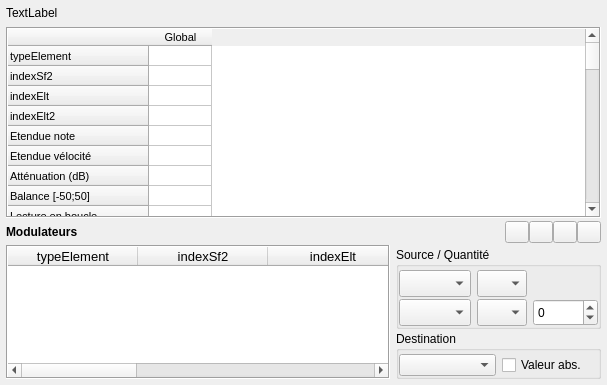
Old version of the form trunk/pages/page_inst.ui in the repository davy7125/polyphone.
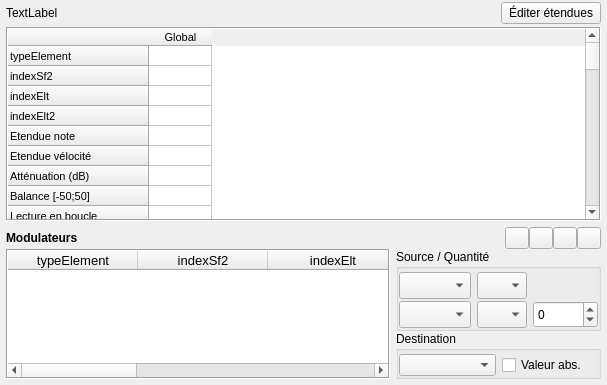
New version of the form. Icons and pictures are not drawn. Custom widgets are drawn as their Qt base class.

Diff of the .ui file:
```diff
--- a/trunk/pages/page_inst.ui
+++ b/trunk/pages/page_inst.ui
@@ -13,7 +13,7 @@
   <property name="windowTitle">
    <string notr="true">Form</string>
   </property>
-  <layout class="QVBoxLayout" name="verticalLayout" stretch="1,100,1">
+  <layout class="QVBoxLayout" name="verticalLayout" stretch="1,0">
    <property name="spacing">
     <number>0</number>
    </property>
@@ -96,11 +96,58 @@
         </property>
        </widget>
       </item>
+      <item>
+       <widget class="QPushButton" name="pushRangeMode">
+        <property name="maximumSize">
+         <size>
+          <width>100</width>
+          <height>16777215</height>
+         </size>
+        </property>
+        <property name="focusPolicy">
+         <enum>Qt::TabFocus</enum>
+        </property>
+        <property name="text">
+         <string>Éditer étendues</string>
+        </property>
+        <property name="checkable">
+         <bool>true</bool>
+        </property>
+       </widget>
+      </item>
      </layout>
     </widget>
    </item>
+   <item>
+    <widget class="QStackedWidget" name="stackedWidget">
+     <property name="currentIndex">
+      <number>0</number>
+     </property>
+     <widget class="QWidget" name="page">
+      <layout class="QVBoxLayout" name="verticalLayout_2">
+       <property name="spacing">
+        <number>0</number>
+       </property>
+       <property name="leftMargin">
+        <number>0</number>
+       </property>
+       <property name="topMargin">
+        <number>0</number>
+       </property>
+       <property name="rightMargin">
+        <number>0</number>
+       </property>
+       <property name="bottomMargin">
+        <number>0</number>
+       </property>
    <item>
     <widget class="TableWidgetInst" name="tableInst">
+         <property name="sizePolicy">
+          <sizepolicy hsizetype="Expanding" vsizetype="Expanding">
+           <horstretch>0</horstretch>
+           <verstretch>0</verstretch>
+          </sizepolicy>
+         </property>
      <property name="font">
       <font>
        <pointsize>8</pointsize>
@@ -438,12 +485,12 @@
      <property name="frameShadow">
       <enum>QFrame::Raised</enum>
      </property>
-     <layout class="QGridLayout" name="gridLayout_2" rowstretch="1,0,0,0" columnstretch="100,0,0">
+         <layout class="QGridLayout" name="gridLayout_2" columnstretch="100,0">
       <property name="leftMargin">
        <number>0</number>
       </property>
       <property name="topMargin">
-       <number>3</number>
+           <number>6</number>
       </property>
       <property name="rightMargin">
        <number>0</number>
@@ -451,14 +498,37 @@
       <property name="bottomMargin">
        <number>0</number>
       </property>
-      <property name="horizontalSpacing">
-       <number>6</number>
-      </property>
       <property name="verticalSpacing">
-       <number>2</number>
-      </property>
-      <item row="0" column="2">
+           <number>0</number>
+          </property>
+          <item row="0" column="0">
+           <widget class="QLabel" name="label">
+            <property name="font">
+             <font>
+              <weight>75</weight>
+              <bold>true</bold>
+             </font>
+            </property>
+            <property name="text">
+             <string>Modulateurs</string>
+            </property>
+           </widget>
+          </item>
+          <item row="0" column="1">
        <layout class="QHBoxLayout" name="horizontalLayout_2">
+            <item>
+             <spacer name="horizontalSpacer">
+              <property name="orientation">
+               <enum>Qt::Horizontal</enum>
+              </property>
+              <property name="sizeHint" stdset="0">
+               <size>
+                <width>10</width>
+                <height>20</height>
+               </size>
+              </property>
+             </spacer>
+            </item>
         <item>
          <widget class="QPushButton" name="pushNouveauMod">
           <property name="minimumSize">
@@ -559,261 +629,14 @@
         </item>
        </layout>
       </item>
-      <item row="1" column="1">
-       <spacer name="verticalSpacer">
-        <property name="orientation">
-         <enum>Qt::Vertical</enum>
-        </property>
-        <property name="sizeType">
-         <enum>QSizePolicy::Fixed</enum>
-        </property>
-        <property name="sizeHint" stdset="0">
-         <size>
-          <width>20</width>
-          <height>0</height>
-         </size>
-        </property>
-       </spacer>
-      </item>
-      <item row="0" column="1">
-       <spacer name="horizontalSpacer">
-        <property name="orientation">
-         <enum>Qt::Horizontal</enum>
-        </property>
-        <property name="sizeHint" stdset="0">
-         <size>
-          <width>10</width>
-          <height>20</height>
-         </size>
-        </property>
-       </spacer>
-      </item>
-      <item row="3" column="1" colspan="2">
-       <widget class="QGroupBox" name="groupBox">
-        <property name="title">
-         <string>Destination</string>
-        </property>
-        <layout class="QGridLayout" name="gridLayout">
-         <property name="leftMargin">
-          <number>0</number>
-         </property>
-         <property name="topMargin">
-          <number>3</number>
-         </property>
-         <property name="rightMargin">
-          <number>0</number>
-         </property>
-         <property name="bottomMargin">
-          <number>0</number>
-         </property>
-         <property name="verticalSpacing">
-          <number>2</number>
-         </property>
-         <item row="0" column="0">
-          <widget class="ComboBox" name="comboDestination">
-           <property name="sizePolicy">
-            <sizepolicy hsizetype="Preferred" vsizetype="Preferred">
-             <horstretch>0</horstretch>
-             <verstretch>0</verstretch>
-            </sizepolicy>
-           </property>
-           <property name="maximumSize">
-            <size>
-             <width>170</width>
-             <height>27</height>
-            </size>
-           </property>
-           <property name="font">
-            <font>
-             <weight>50</weight>
-             <bold>false</bold>
-            </font>
-           </property>
-          </widget>
-         </item>
-         <item row="0" column="1">
-          <widget class="QCheckBox" name="checkAbs">
-           <property name="sizePolicy">
-            <sizepolicy hsizetype="Minimum" vsizetype="Preferred">
-             <horstretch>0</horstretch>
-             <verstretch>0</verstretch>
-            </sizepolicy>
-           </property>
-           <property name="text">
-            <string>Valeur abs.</string>
-           </property>
-          </widget>
-         </item>
-        </layout>
-       </widget>
-      </item>
-      <item row="0" column="0">
-       <widget class="QLabel" name="label">
-        <property name="font">
-         <font>
-          <weight>75</weight>
-          <bold>true</bold>
-         </font>
-        </property>
-        <property name="text">
-         <string>Modulateurs</string>
-        </property>
-       </widget>
-      </item>
-      <item row="2" column="1" colspan="2">
-       <widget class="QGroupBox" name="groupBox_3">
-        <property name="title">
-         <string>Source / Quantité</string>
-        </property>
-        <layout class="QGridLayout" name="gridLayout_3">
-         <property name="leftMargin">
-          <number>0</number>
-         </property>
-         <property name="topMargin">
-          <number>3</number>
-         </property>
-         <property name="rightMargin">
-          <number>0</number>
-         </property>
-         <property name="bottomMargin">
-          <number>0</number>
-         </property>
-         <property name="horizontalSpacing">
-          <number>6</number>
-         </property>
-         <property name="verticalSpacing">
-          <number>2</number>
-         </property>
-         <item row="0" column="1">
-          <widget class="ComboBox" name="comboSource1">
-           <property name="sizePolicy">
-            <sizepolicy hsizetype="Preferred" vsizetype="Preferred">
-             <horstretch>0</horstretch>
-             <verstretch>0</verstretch>
-            </sizepolicy>
-           </property>
-           <property name="maximumSize">
-            <size>
-             <width>170</width>
-             <height>27</height>
-            </size>
-           </property>
-           <property name="font">
-            <font>
-             <weight>50</weight>
-             <bold>false</bold>
-            </font>
-           </property>
-          </widget>
-         </item>
-         <item row="1" column="1">
-          <widget class="ComboBox" name="comboSource2">
-           <property name="sizePolicy">
-            <sizepolicy hsizetype="Preferred" vsizetype="Preferred">
-             <horstretch>0</horstretch>
-             <verstretch>0</verstretch>
-            </sizepolicy>
-           </property>
-           <property name="maximumSize">
-            <size>
-             <width>170</width>
-             <height>27</height>
-            </size>
-           </property>
-           <property name="font">
-            <font>
-             <weight>50</weight>
-             <bold>false</bold>
-            </font>
-           </property>
-          </widget>
-         </item>
-         <item row="0" column="2">
-          <widget class="TableComboBox" name="comboCourbeSource1">
-           <property name="sizePolicy">
-            <sizepolicy hsizetype="Preferred" vsizetype="Preferred">
-             <horstretch>0</horstretch>
-             <verstretch>0</verstretch>
-            </sizepolicy>
-           </property>
-           <property name="minimumSize">
-            <size>
-             <width>0</width>
-             <height>27</height>
-            </size>
-           </property>
-           <property name="maximumSize">
-            <size>
-             <width>50</width>
-             <height>27</height>
-            </size>
-           </property>
-           <property name="font">
-            <font>
-             <weight>50</weight>
-             <bold>false</bold>
-            </font>
-           </property>
-           <property name="sizeAdjustPolicy">
-            <enum>QComboBox::AdjustToContents</enum>
-           </property>
-           <property name="modelColumn">
-            <number>0</number>
-           </property>
-          </widget>
-         </item>
-         <item row="1" column="2">
-          <widget class="TableComboBox" name="comboCourbeSource2">
-           <property name="sizePolicy">
-            <sizepolicy hsizetype="Preferred" vsizetype="Preferred">
-             <horstretch>0</horstretch>
-             <verstretch>0</verstretch>
-            </sizepolicy>
-           </property>
-           <property name="minimumSize">
-            <size>
-             <width>0</width>
-             <height>27</height>
-            </size>
-           </property>
-           <property name="maximumSize">
-            <size>
-             <width>50</width>
-             <height>27</height>
-            </size>
-           </property>
-           <property name="font">
-            <font>
-             <weight>50</weight>
-             <bold>false</bold>
-            </font>
-           </property>
-           <property name="sizeAdjustPolicy">
-            <enum>QComboBox::AdjustToContents</enum>
-           </property>
-          </widget>
-         </item>
-         <item row="1" column="3">
-          <widget class="QSpinBox" name="spinSource2">
-           <property name="sizePolicy">
-            <sizepolicy hsizetype="Minimum" vsizetype="Preferred">
-             <horstretch>0</horstretch>
-             <verstretch>0</verstretch>
-            </sizepolicy>
-           </property>
-           <property name="minimum">
-            <number>-32768</number>
-           </property>
-           <property name="maximum">
-            <number>32767</number>
-           </property>
-          </widget>
-         </item>
-        </layout>
-       </widget>
-      </item>
-      <item row="1" column="0" rowspan="3">
+          <item row="1" column="0" rowspan="2">
        <widget class="TableWidgetMod" name="tableMod">
+            <property name="sizePolicy">
+             <sizepolicy hsizetype="Expanding" vsizetype="Ignored">
+              <horstretch>0</horstretch>
+              <verstretch>0</verstretch>
+             </sizepolicy>
+            </property>
         <property name="font">
          <font>
           <pointsize>10</pointsize>
@@ -940,7 +763,241 @@
         </column>
        </widget>
       </item>
-     </layout>
+          <item row="1" column="1">
+           <widget class="QGroupBox" name="groupBox_3">
+            <property name="title">
+             <string>Source / Quantité</string>
+            </property>
+            <layout class="QGridLayout" name="gridLayout_3">
+             <property name="leftMargin">
+              <number>0</number>
+             </property>
+             <property name="topMargin">
+              <number>3</number>
+             </property>
+             <property name="rightMargin">
+              <number>0</number>
+             </property>
+             <property name="bottomMargin">
+              <number>0</number>
+             </property>
+             <property name="horizontalSpacing">
+              <number>6</number>
+             </property>
+             <property name="verticalSpacing">
+              <number>2</number>
+             </property>
+             <item row="0" column="1">
+              <widget class="ComboBox" name="comboSource1">
+               <property name="sizePolicy">
+                <sizepolicy hsizetype="Preferred" vsizetype="Preferred">
+                 <horstretch>0</horstretch>
+                 <verstretch>0</verstretch>
+                </sizepolicy>
+               </property>
+               <property name="maximumSize">
+                <size>
+                 <width>170</width>
+                 <height>27</height>
+                </size>
+               </property>
+               <property name="font">
+                <font>
+                 <weight>50</weight>
+                 <bold>false</bold>
+                </font>
+               </property>
+              </widget>
+             </item>
+             <item row="1" column="1">
+              <widget class="ComboBox" name="comboSource2">
+               <property name="sizePolicy">
+                <sizepolicy hsizetype="Preferred" vsizetype="Preferred">
+                 <horstretch>0</horstretch>
+                 <verstretch>0</verstretch>
+                </sizepolicy>
+               </property>
+               <property name="maximumSize">
+                <size>
+                 <width>170</width>
+                 <height>27</height>
+                </size>
+               </property>
+               <property name="font">
+                <font>
+                 <weight>50</weight>
+                 <bold>false</bold>
+                </font>
+               </property>
+              </widget>
+             </item>
+             <item row="0" column="2">
+              <widget class="TableComboBox" name="comboCourbeSource1">
+               <property name="sizePolicy">
+                <sizepolicy hsizetype="Preferred" vsizetype="Preferred">
+                 <horstretch>0</horstretch>
+                 <verstretch>0</verstretch>
+                </sizepolicy>
+               </property>
+               <property name="minimumSize">
+                <size>
+                 <width>0</width>
+                 <height>27</height>
+                </size>
+               </property>
+               <property name="maximumSize">
+                <size>
+                 <width>50</width>
+                 <height>27</height>
+                </size>
+               </property>
+               <property name="font">
+                <font>
+                 <weight>50</weight>
+                 <bold>false</bold>
+                </font>
+               </property>
+               <property name="sizeAdjustPolicy">
+                <enum>QComboBox::AdjustToContents</enum>
+               </property>
+               <property name="modelColumn">
+                <number>0</number>
+               </property>
+              </widget>
+             </item>
+             <item row="1" column="2">
+              <widget class="TableComboBox" name="comboCourbeSource2">
+               <property name="sizePolicy">
+                <sizepolicy hsizetype="Preferred" vsizetype="Preferred">
+                 <horstretch>0</horstretch>
+                 <verstretch>0</verstretch>
+                </sizepolicy>
+               </property>
+               <property name="minimumSize">
+                <size>
+                 <width>0</width>
+                 <height>27</height>
+                </size>
+               </property>
+               <property name="maximumSize">
+                <size>
+                 <width>50</width>
+                 <height>27</height>
+                </size>
+               </property>
+               <property name="font">
+                <font>
+                 <weight>50</weight>
+                 <bold>false</bold>
+                </font>
+               </property>
+               <property name="sizeAdjustPolicy">
+                <enum>QComboBox::AdjustToContents</enum>
+               </property>
+              </widget>
+             </item>
+             <item row="1" column="3">
+              <widget class="QSpinBox" name="spinSource2">
+               <property name="sizePolicy">
+                <sizepolicy hsizetype="Minimum" vsizetype="Preferred">
+                 <horstretch>0</horstretch>
+                 <verstretch>0</verstretch>
+                </sizepolicy>
+               </property>
+               <property name="minimum">
+                <number>-32768</number>
+               </property>
+               <property name="maximum">
+                <number>32767</number>
+               </property>
+              </widget>
+             </item>
+            </layout>
+           </widget>
+          </item>
+          <item row="2" column="1">
+           <widget class="QGroupBox" name="groupBox">
+            <property name="title">
+             <string>Destination</string>
+            </property>
+            <layout class="QGridLayout" name="gridLayout">
+             <property name="leftMargin">
+              <number>0</number>
+             </property>
+             <property name="topMargin">
+              <number>3</number>
+             </property>
+             <property name="rightMargin">
+              <number>0</number>
+             </property>
+             <property name="bottomMargin">
+              <number>0</number>
+             </property>
+             <property name="verticalSpacing">
+              <number>2</number>
+             </property>
+             <item row="0" column="0">
+              <widget class="ComboBox" name="comboDestination">
+               <property name="sizePolicy">
+                <sizepolicy hsizetype="Preferred" vsizetype="Preferred">
+                 <horstretch>0</horstretch>
+                 <verstretch>0</verstretch>
+                </sizepolicy>
+               </property>
+               <property name="maximumSize">
+                <size>
+                 <width>170</width>
+                 <height>27</height>
+                </size>
+               </property>
+               <property name="font">
+                <font>
+                 <weight>50</weight>
+                 <bold>false</bold>
+                </font>
+               </property>
+              </widget>
+             </item>
+             <item row="0" column="1">
+              <widget class="QCheckBox" name="checkAbs">
+               <property name="sizePolicy">
+                <sizepolicy hsizetype="Minimum" vsizetype="Preferred">
+                 <horstretch>0</horstretch>
+                 <verstretch>0</verstretch>
+                </sizepolicy>
+               </property>
+               <property name="text">
+                <string>Valeur abs.</string>
+               </property>
+              </widget>
+             </item>
+            </layout>
+           </widget>
+          </item>
+         </layout>
+        </widget>
+       </item>
+      </layout>
+     </widget>
+     <widget class="QWidget" name="page_2">
+      <layout class="QGridLayout" name="gridLayout_4">
+       <property name="leftMargin">
+        <number>0</number>
+       </property>
+       <property name="topMargin">
+        <number>0</number>
+       </property>
+       <property name="rightMargin">
+        <number>0</number>
+       </property>
+       <property name="bottomMargin">
+        <number>0</number>
+       </property>
+       <item row="0" column="0">
+        <widget class="RangeEditor" name="rangeEditor" native="true"/>
+       </item>
+      </layout>
+     </widget>
     </widget>
    </item>
   </layout>
@@ -978,6 +1035,12 @@
    <extends>QTableWidget</extends>
    <header>page_inst.h</header>
   </customwidget>
+  <customwidget>
+   <class>RangeEditor</class>
+   <extends>QWidget</extends>
+   <header>rangeeditor.h</header>
+   <container>1</container>
+  </customwidget>
  </customwidgets>
  <tabstops>
   <tabstop>tableInst</tabstop>
```
Left out of the diff: 3 changed lines with no effect on the pictures. Lines whose indentation alone changed are shown as unchanged.
